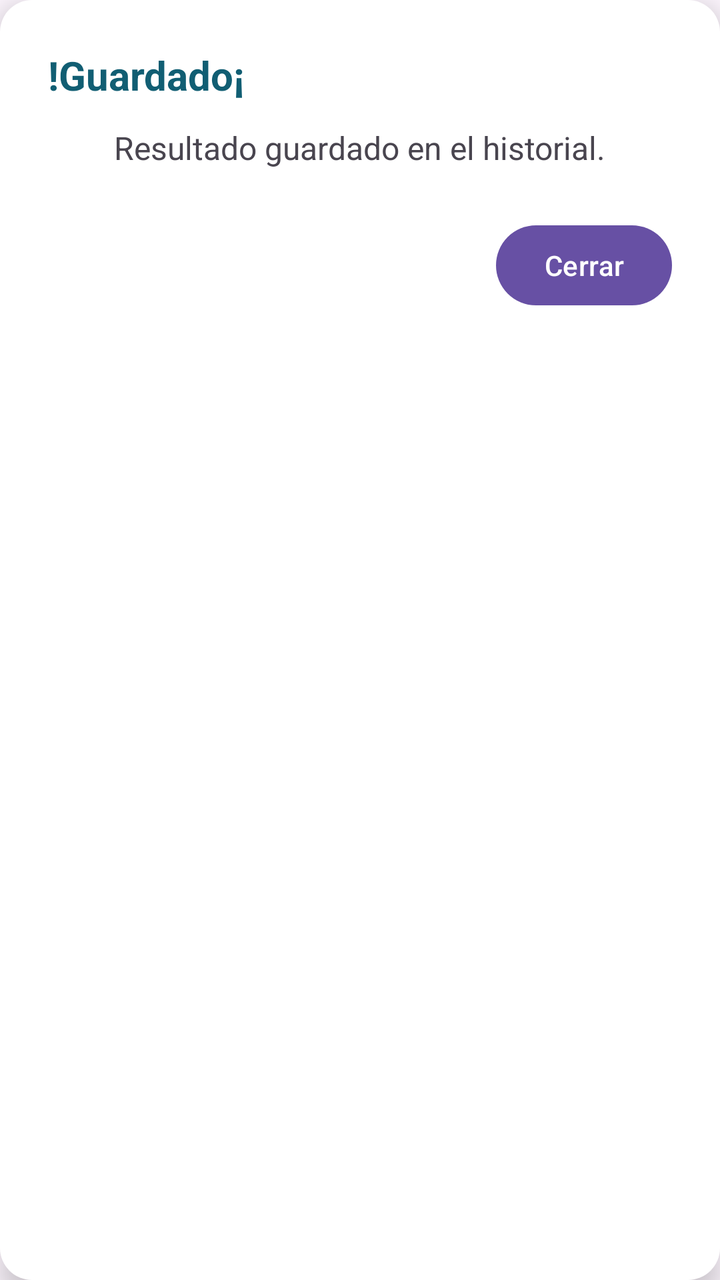
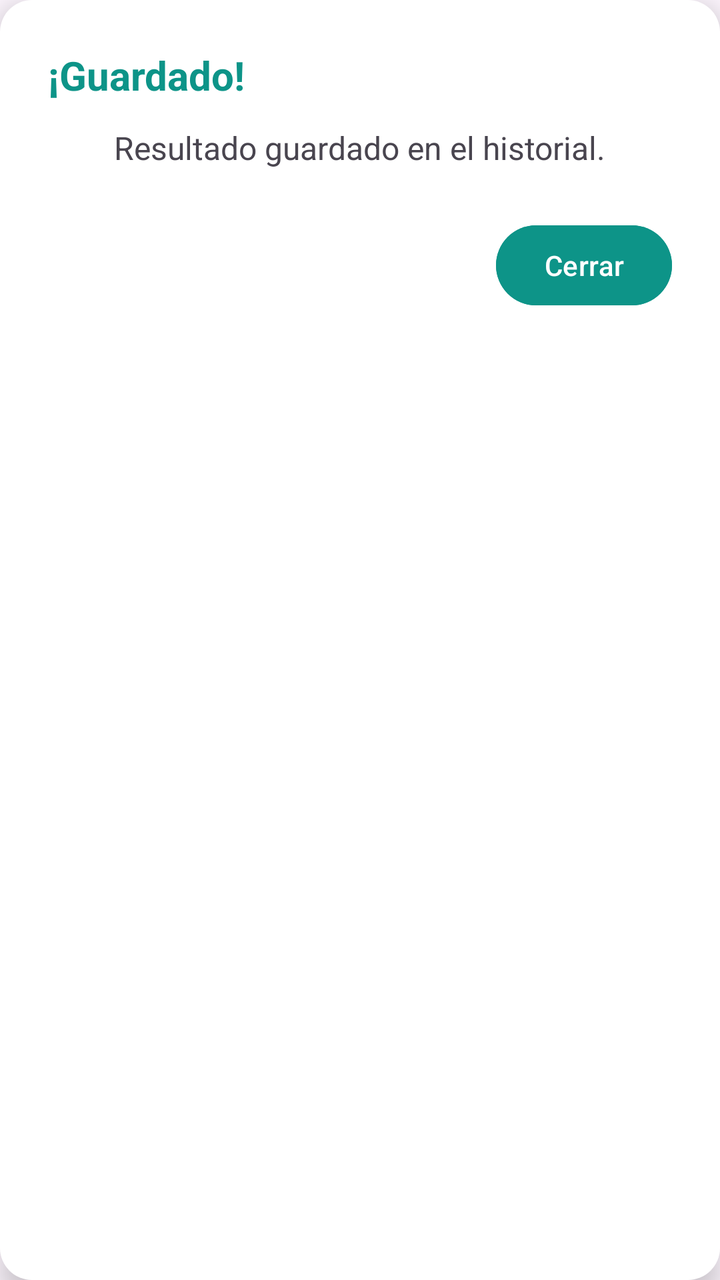

Compare the two renders of this Android layout. The source of the first and the diff that turns it into the second are given below.
<!-- AndroidManifest.xml: application theme Theme.MediCalc -->
<!-- res/layout/guardado.xml -->
<?xml version="1.0" encoding="utf-8"?>
<LinearLayout xmlns:android="http://schemas.android.com/apk/res/android"
    android:padding="24dp"
    android:orientation="vertical"
    android:layout_width="wrap_content"
    android:layout_height="wrap_content"
    android:background="@drawable/bg_dialog_rounded"
    android:elevation="8dp">

    <TextView
        android:id="@+id/tvTitulo"
        android:layout_width="wrap_content"
        android:layout_height="wrap_content"
        android:text="!Guardado¡"
        android:textSize="20sp"
        android:textStyle="bold"
        android:textColor="#115E73"
        android:paddingBottom="12dp" />

    <TextView
        android:id="@+id/tvResultadoEdad"
        android:layout_width="wrap_content"
        android:layout_height="wrap_content"
        android:text="Resultado guardado en el historial."
        android:textSize="16sp"
        android:layout_gravity="center_horizontal"
        android:paddingBottom="24dp" />


    <Button
        android:id="@+id/btnCerrar"
        android:layout_width="wrap_content"
        android:layout_height="wrap_content"
        android:text="Cerrar"
        android:layout_gravity="end" />
</LinearLayout>
<!-- resources referenced by this layout -->
<resources>
  <!-- drawable bg_dialog_rounded (drawable) -->
  <shape xmlns:android="http://schemas.android.com/apk/res/android"
      android:shape="rectangle">
      <solid android:color="@android:color/white" />
      <corners android:radius="16dp" />
  </shape>
  <style name="Theme.MediCalc" parent="Base.Theme.MediCalc" />
  <style name="Base.Theme.MediCalc" parent="Theme.Material3.DayNight.NoActionBar">
          
          
      </style>
</resources>

<!-- the commit's change to res/layout/guardado.xml (unified diff, before → after) -->
@@ -11,10 +11,10 @@
         android:id="@+id/tvTitulo"
         android:layout_width="wrap_content"
         android:layout_height="wrap_content"
-        android:text="!Guardado¡"
+        android:text="¡Guardado!"
         android:textSize="20sp"
         android:textStyle="bold"
-        android:textColor="#115E73"
+        android:textColor="@color/bgLogin"
         android:paddingBottom="12dp" />
 
     <TextView
@@ -32,5 +32,6 @@
         android:layout_width="wrap_content"
         android:layout_height="wrap_content"
         android:text="Cerrar"
+        android:backgroundTint="@color/bgLogin"
         android:layout_gravity="end" />
 </LinearLayout>
<!-- resource entries referenced after the edit -->
@@ -1,5 +1,6 @@
 <!-- resources referenced by this layout -->
 <resources>
+  <color name="bgLogin">#0D9488</color>
   <!-- drawable bg_dialog_rounded (drawable) -->
   <shape xmlns:android="http://schemas.android.com/apk/res/android"
       android:shape="rectangle">
